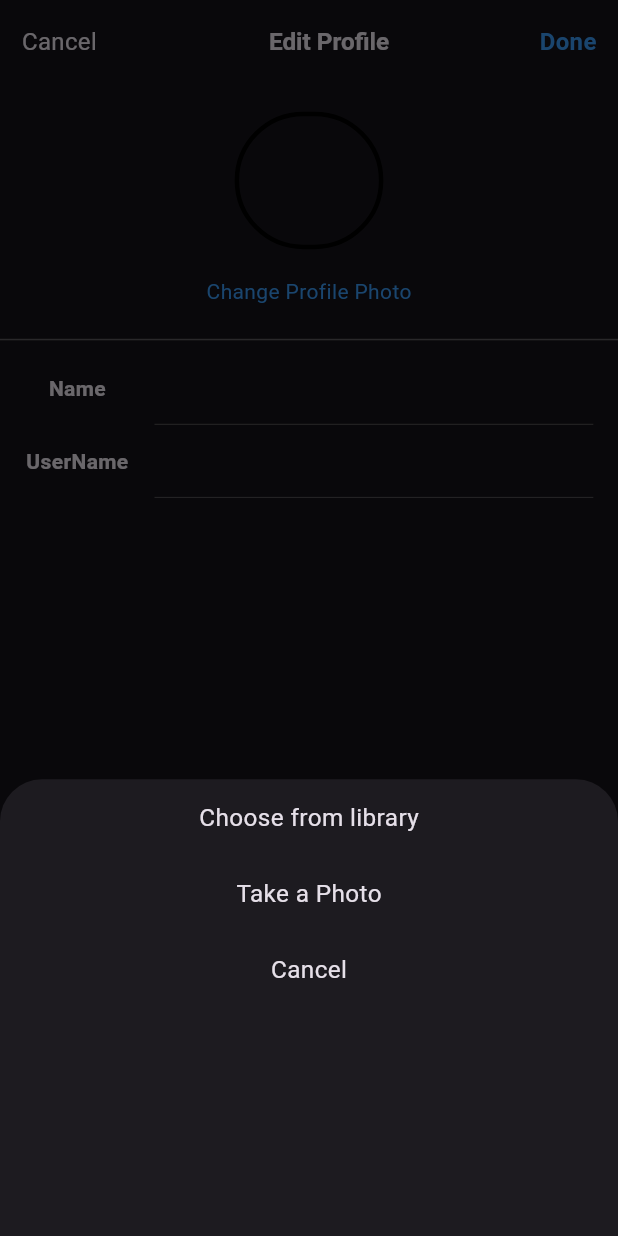
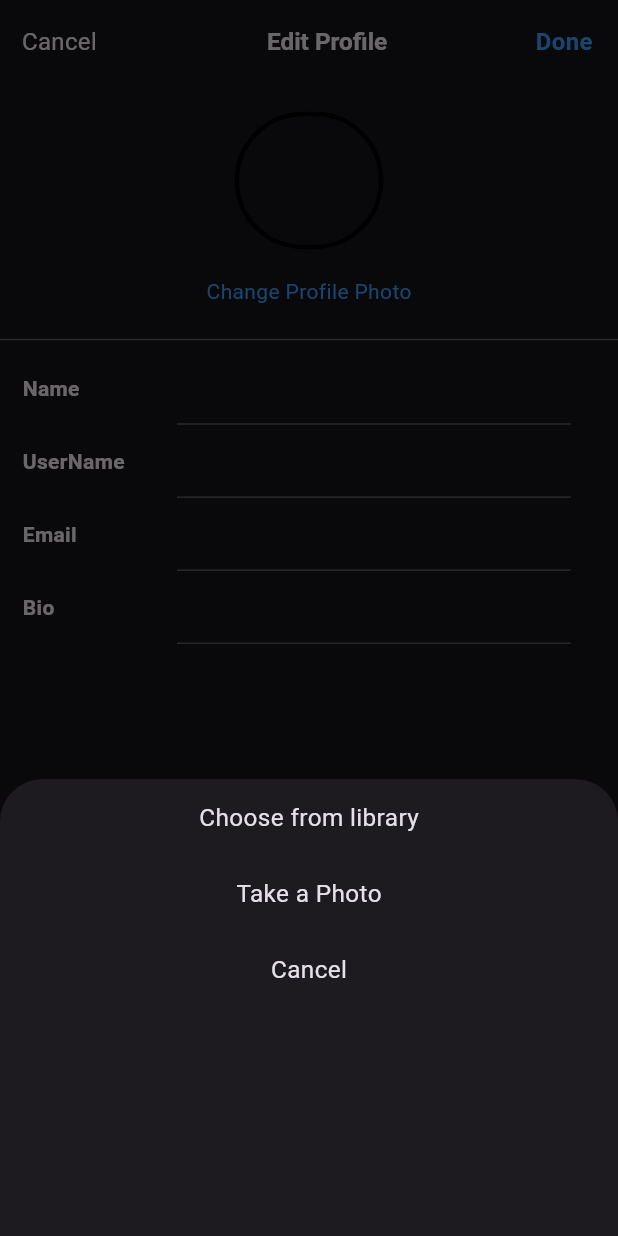
Before and after one commit to BinhTran68/social_mobile-app, a Flutter app: the EditProfilePage screen opened directly with empty values, after a tap on "Change Profile Photo", on a phone screen of 412 x 824 dp. Run offline on Flutter 3.47's test engine with Material 3 defaults, Android fonts, the phone set to English and light mode, and no system bars; our stand-ins replace bloc, carousel_slider, cloud_firestore, equatable, firebase_auth, firebase_core and 8 more; missing offline and left inert: dart:ffi; accounts and stored records are empty; network calls fail.

```diff
--- a/lib/app/enums/auth_status.dart
+++ b/lib/app/enums/auth_status.dart
@@ -1,9 +1,9 @@
 enum AuthStatus {
   success,
+  error,
   invalidEmailOrPassword,
   userNotFound,
   wrongPassword,
-  error,
   invalidEmail,
   weakPassword,
   emailAlreadyExits
--- /dev/null
+++ b/lib/app/enums/user_actions_status.dart
@@ -0,0 +1,4 @@
+enum UserActionStatus {
+  success,
+  error,
+}
--- a/lib/consts.dart
+++ b/lib/consts.dart
@@ -14,6 +14,12 @@ Widget sizeVer(double height) {
 Widget sizeHor(double width) {
   return SizedBox(width: width);
 }
+
+// Space Config
+
+const double paddingHor = 15;
+const double paddingVer = 15;
+
 
 class PageConst {
   static const String editProfilePage = "editProfilePage";
--- a/lib/data/datasources/remote_data_sources/user/user_remote_data_impl.dart
+++ b/lib/data/datasources/remote_data_sources/user/user_remote_data_impl.dart
@@ -16,10 +16,8 @@ class UserRemoteDataImpl implements UserRemoteData {
 
   @override
   Future<void> createUser(UserEntity user) async {
-    print(user);
     final userCollection = firebaseFirestore.collection(FirebaseConst.users);
     String uid = await getCurrentUid();
-    print(uid);
     userCollection.doc(uid).get().then((userDoc) {
       final newUser = UserModel(
               uid: uid,
@@ -42,6 +40,7 @@ class UserRemoteDataImpl implements UserRemoteData {
         userCollection.doc(uid).update(newUser);
       }
     }).catchError((error) {
+      print(error);
       toast("Some error occur");
     });
   }
--- a/lib/presentation/pages/profile/edit_profile/edit_profile_page.dart
+++ b/lib/presentation/pages/profile/edit_profile/edit_profile_page.dart
@@ -1,22 +1,26 @@
+import 'dart:io';
+
 import 'package:flutter/cupertino.dart';
 import 'package:flutter/material.dart';
 import 'package:flutter/widgets.dart';
+import 'package:flutter_bloc/flutter_bloc.dart';
 import 'package:flutter_screenutil/flutter_screenutil.dart';
 import 'package:instagram_app/app/theme/theme_manager.dart';
 import 'package:instagram_app/app/theme/theme_state.dart';
 import 'package:instagram_app/consts.dart';
 import 'package:instagram_app/domain/entities/user/user_entity.dart';
+import 'package:instagram_app/presentation/cubit/user/user_cubit.dart';
 import 'package:instagram_app/presentation/pages/profile/edit_profile/widgets/app_bar.dart';
 import 'package:instagram_app/presentation/pages/profile/edit_profile/widgets/change_profile_photo_modal.dart';
 import 'package:instagram_app/presentation/widgets/app_text_widget.dart';
 import 'package:instagram_app/presentation/widgets/circular_image_widget.dart';
 import 'package:instagram_app/presentation/widgets/detailInfoItemWidget.dart';
+import 'package:instagram_app/presentation/widgets/icon_widget/overlay_loading.dart';
 import 'package:instagram_app/presentation/widgets/popup_bottom.dart';
 
 // Có nên truyền vào đây argrument
 class EditProfilePage extends StatefulWidget {
   final UserEntity userEntity;
-
   const EditProfilePage({super.key, required this.userEntity});
 
   @override
@@ -26,9 +30,12 @@ class EditProfilePage extends StatefulWidget {
 class _EditProfilePageState extends State<EditProfilePage> {
   final theme = ThemeManager().themeData;
   late String imagePath;
+  late File avatarFile;
   String currentImagePath =
       "https://ik.imagekit.io/tvlk/blog/2021/09/du-lich-anh-2.jpg?tr=dpr-2,w-675";
   bool isPreview = false;
+  bool isLoading = false;
+
 
   @override
   Widget build(BuildContext context) {
@@ -41,11 +48,36 @@ class _EditProfilePageState extends State<EditProfilePage> {
               value: widget.userEntity.username,
               fieldName: "UserName",
               handleOnTap: () {}),
+          detailInfoItemWidget(
+              value: widget.userEntity.email,
+              fieldName: "Email",
+              handleOnTap: () {}),
+          detailInfoItemWidget(
+              value: widget.userEntity.bio,
+              fieldName: "Bio",
+              handleOnTap: () {}),
         ];
 
-    return Scaffold(
-      appBar: appBarEditProfilePage(context),
-      body: SingleChildScrollView(
+    return Stack(
+      children: [
+        Scaffold(
+          appBar: appBarEditProfilePage(context, handleOnSave: ()  {
+              if(avatarFile != null) {
+                   handleOnChangeAvatar(avatarFile);
+              }else {
+                Navigator.pop(context);
+              }
+          }),
+          body: BlocConsumer<UserCubit, UserState>(
+            listener:   (context, userState) {
+              if(userState is UserLoading) {
+                setState(() {
+                  isLoading = true;
+                });
+              }
+            },
+            builder: (context, userState) {
+              return  SingleChildScrollView(
                 child: Column(
                   children: [
                     SizedBox(
@@ -71,7 +103,8 @@ class _EditProfilePageState extends State<EditProfilePage> {
                                     onDataChanged: (data) {
                                       Navigator.pop(context);
                                       setState(() {
-                                currentImagePath = data;
+                                        currentImagePath = data.path;
+                                        avatarFile = data;
                                         isPreview = true;
                                       });
                                     },
@@ -99,7 +132,16 @@ class _EditProfilePageState extends State<EditProfilePage> {
                     )
                   ],
                 ),
+              );
+            },
+          )
         ),
+        isLoading ? const OverlayLoading() : const SizedBox.shrink()
+      ],
     );
   }
+
+  void handleOnChangeAvatar(File file) {
+      BlocProvider.of<UserCubit>(context).updateUserAvatar(file: file);
   }
+}
--- a/lib/presentation/pages/profile/edit_profile/widgets/app_bar.dart
+++ b/lib/presentation/pages/profile/edit_profile/widgets/app_bar.dart
@@ -5,7 +5,9 @@ import 'package:instagram_app/app/theme/theme_state.dart';
 import 'package:instagram_app/presentation/widgets/app_text_widget.dart';
 
 
-AppBar appBarEditProfilePage(BuildContext context) {
+AppBar appBarEditProfilePage(BuildContext context, {
+  required VoidCallback handleOnSave
+}) {
   final theme = ThemeManager().themeData;
   return AppBar(
     leadingWidth: 72.w,
@@ -30,11 +32,15 @@ AppBar appBarEditProfilePage(BuildContext context) {
     ),
     actions: [
       Center(
-        child: Container(
-          padding: EdgeInsets.only(right: 13.w),
-          child: appTextWidget(text: "Done",
-              fontSize: 16,
-              color: ThemeState.secondPrimaryColor),
+        child: InkWell(
+          onTap: handleOnSave,
+          child: Container(
+            width: 50.w,
+            padding: EdgeInsets.only(right: 13.w),
+            child: appTextWidget(text: "Done",
+                fontSize: 16,
+                color: ThemeState.secondPrimaryColor),
+          ),
         ),
       )
     ],
--- a/lib/presentation/pages/profile/edit_profile/widgets/change_profile_photo_modal.dart
+++ b/lib/presentation/pages/profile/edit_profile/widgets/change_profile_photo_modal.dart
@@ -1,6 +1,4 @@
 import 'dart:io';
-
-import 'package:flutter/cupertino.dart';
 import 'package:flutter/material.dart';
 import 'package:flutter_screenutil/flutter_screenutil.dart';
 import 'package:image_picker/image_picker.dart';
@@ -10,8 +8,10 @@ import 'package:instagram_app/presentation/pages/profile/edit_profile/widgets/ch
 import 'package:instagram_app/presentation/widgets/app_text_widget.dart';
 
 class ChangeProfilePhotoModal extends StatefulWidget {
+  final Function(File) onDataChanged;
+
   const ChangeProfilePhotoModal({super.key, required this.onDataChanged});
-  final Function(String) onDataChanged; // call back ra widget cha 1 function
+
 
   @override
   State<ChangeProfilePhotoModal> createState() =>
@@ -19,10 +19,7 @@ class ChangeProfilePhotoModal extends StatefulWidget {
 }
 
 class _ChangeProfilePhotoModalState extends State<ChangeProfilePhotoModal> {
-  bool _isUpdating = false;
-
   File? _image;
-
   Future selectImage() async {
     try {
       final pickedFile =
@@ -31,7 +28,7 @@ class _ChangeProfilePhotoModalState extends State<ChangeProfilePhotoModal> {
       setState(() {
         if (pickedFile != null) {
           _image = File(pickedFile.path);
-          widget.onDataChanged(_image!.path);
+          widget.onDataChanged(_image!);
         } else {
           print("no image has been selected");
         }
--- a/lib/presentation/pages/profile/profile_page.dart
+++ b/lib/presentation/pages/profile/profile_page.dart
@@ -28,6 +28,7 @@ class _ProfilePageState extends State<ProfilePage> {
   SampleItem? selectedMenu;
   @override
   void initState() {
+    super.initState();
     // TODO: implement initState
     print("current user ${widget.user}");
   }
@@ -64,8 +65,8 @@ class _ProfilePageState extends State<ProfilePage> {
                   _buildAvatarAndStatisticsProfile(),
                   sizeVer(12.h),
                   _buildNameAndBioInfo(
-                      name: widget.user.name ?? widget.user.username!,
-                      bio: widget.user.bio!),
+                      name: widget.user.name ?? widget.user.email!,
+                      bio: widget.user.bio),
                   sizeVer(15.h),
                   ButtonContainerWidget(
                     height: 29.h,
--- a/lib/presentation/widgets/detailInfoItemWidget.dart
+++ b/lib/presentation/widgets/detailInfoItemWidget.dart
@@ -2,7 +2,6 @@ import 'package:flutter/foundation.dart';
 import 'package:flutter/material.dart';
 import 'package:instagram_app/app/theme/theme_manager.dart';
 import 'package:instagram_app/consts.dart';
-import 'package:instagram_app/domain/entities/user/user_entity.dart';
 import 'package:flutter_screenutil/flutter_screenutil.dart';
 import 'package:instagram_app/presentation/widgets/app_text_widget.dart';
 
@@ -16,12 +15,15 @@ Widget detailInfoItemWidget(
     child: SizedBox(
       width: double.infinity,
       height: 48.h,
+      child:  Padding(
+        padding:  const EdgeInsets.symmetric(horizontal: paddingHor),
         child: Row(
           children: [
             Expanded(
               flex: 1,
-            child: Center(child: appTextWidget(text: fieldName)),
+              child: appTextWidget(text: fieldName),
             ),
+            const SizedBox(width: 10),
             Expanded(
               flex: 3,
               child: Container(
@@ -31,7 +33,7 @@ Widget detailInfoItemWidget(
                 decoration: BoxDecoration(
                     border: Border(
                         bottom: BorderSide(
-                          width: 0.5, color: secondaryColor.withOpacity(0.6)))),
+                            width: 0.8, color: secondaryColor.withOpacity(0.6)))),
                 child: appTextWidget(
                     text: value ?? fieldName,
                     color: value != null
@@ -42,5 +44,6 @@ Widget detailInfoItemWidget(
           ],
         ),
       ),
+    ),
   );
 }
```
Also changed, not shown: lib/app/helpers.dart (added, +12 -0 lines), lib/domain/use_cases/firebase_usecases/user/save_user_avatar_usecase.dart (added, +14 -0 lines), lib/presentation/cubit/user/user_cubit.dart (+8 -0 lines), lib/presentation/widgets/icon_widget/overlay_loading.dart (added, +17 -0 lines). Lines whose indentation alone changed are shown as unchanged.
